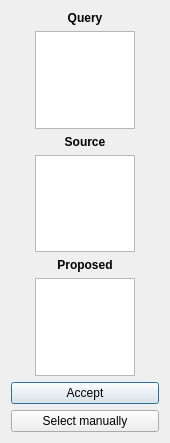
This is Interactive/PatchVerificationDialog.ui in daviddoria/PatchBasedInpainting as Qt 5 draws it before an edit. The edited form follows.
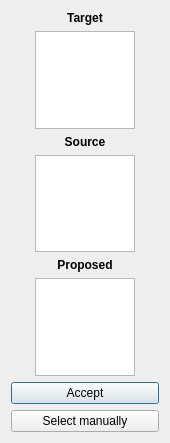
This is the edited form.

```diff
--- a/Interactive/PatchVerificationDialog.ui
+++ b/Interactive/PatchVerificationDialog.ui
@@ -23,7 +23,7 @@
       </font>
      </property>
      <property name="text">
-      <string>Query</string>
+      <string>Target</string>
      </property>
      <property name="alignment">
       <set>Qt::AlignCenter</set>
```
